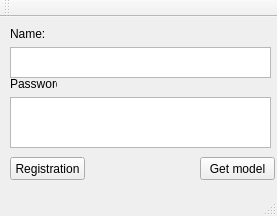
Before: the Qt Designer form mainwindow.ui in Dangovsky/Biometrics, drawn with Qt 5.
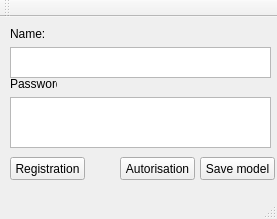
After: the same form once the commit is applied.

Commit message: add autorisation and SQLite

Patch:
```diff
--- a/mainwindow.ui
+++ b/mainwindow.ui
@@ -7,7 +7,7 @@
     <x>0</x>
     <y>0</y>
     <width>277</width>
-    <height>216</height>
+    <height>219</height>
    </rect>
   </property>
   <property name="windowTitle">
@@ -83,7 +83,20 @@
      </rect>
     </property>
     <property name="text">
-     <string>Get model</string>
+     <string>Save model</string>
+    </property>
+   </widget>
+   <widget class="QPushButton" name="autorisationButton">
+    <property name="geometry">
+     <rect>
+      <x>120</x>
+      <y>140</y>
+      <width>75</width>
+      <height>23</height>
+     </rect>
+    </property>
+    <property name="text">
+     <string>Autorisation</string>
     </property>
    </widget>
   </widget>
```
The commit also changes 8 other files.
